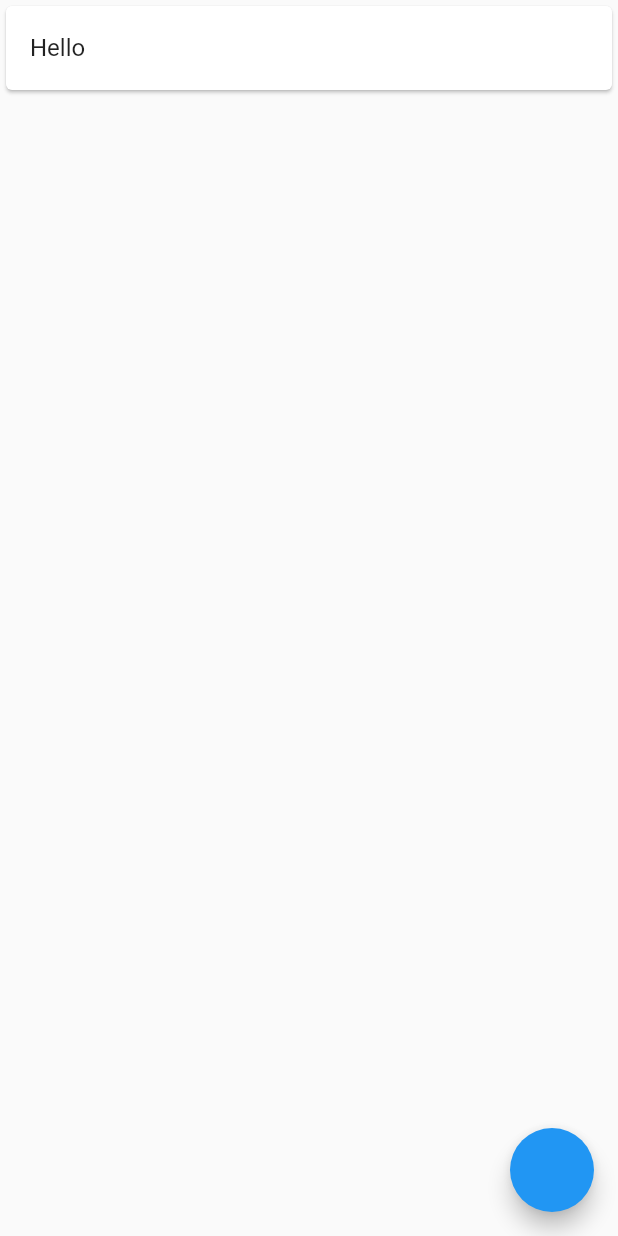
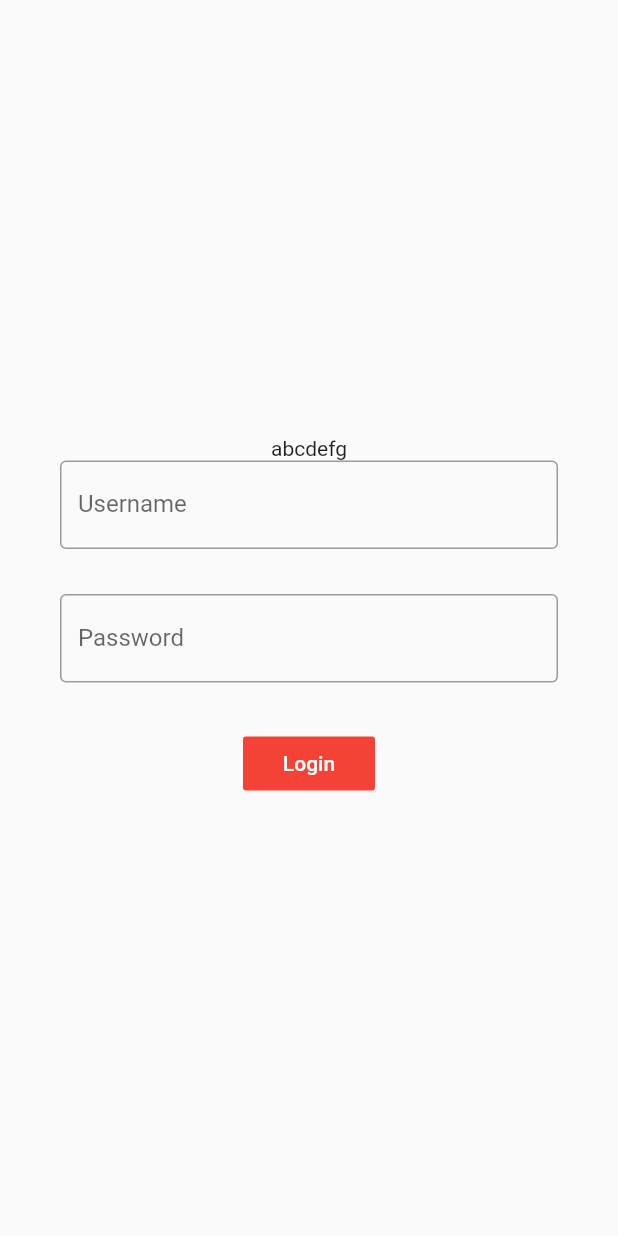
Before and after one commit to Isaac-Tong/open-inventory-management-mobile-flutter, a Flutter app: the screen it shows after launch, on a phone screen of 412 x 824 dp. Run offline on Flutter 3.47's test engine with Material 2 defaults, Android fonts, the phone set to English and light mode, and no system bars.

Commit message:
minimum viable product login screen UI done

```diff
--- /dev/null
+++ b/lib/Login_Screen/login_screen.dart
@@ -0,0 +1,66 @@
+import 'package:flutter/material.dart';
+
+class LoginScreen extends StatefulWidget {
+  @override
+  _LoginScreenState createState() => _LoginScreenState();
+}
+
+class _LoginScreenState extends State<LoginScreen> {
+  String username = 'a';
+  String password = 'b';
+  String testText = 'abcdefg';
+  @override
+  Widget build(BuildContext context) {
+    return Scaffold(
+      body: SafeArea(
+        child: Container(
+          child: Padding(
+            padding: EdgeInsets.fromLTRB(40, 0, 40, 0),
+            child: Column(
+              mainAxisAlignment: MainAxisAlignment.center,
+              children: <Widget>[
+                Text(
+                  testText,
+                ),
+                TextField(
+                  onChanged: (String value){
+                    username = value;
+                    setState(() {
+                      testText = username;
+                    });
+                  },
+                  decoration: InputDecoration(
+                    border: OutlineInputBorder(),
+                    labelText: 'Username'
+                  ),
+                ),
+                SizedBox(
+                  height: 30
+                ),
+                TextField(
+                  obscureText: true,
+                  decoration: InputDecoration(
+                      border: OutlineInputBorder(),
+                      labelText: 'Password'
+                  ),
+                ),
+                SizedBox(
+                    height: 30
+                ),
+                FlatButton(
+                  color: Colors.red,
+                  textColor: Colors.white,
+                  onPressed: (){
+                  },
+                  child: Text(
+                    'Login'
+                  ),
+                ),
+              ],
+            ),
+          ),
+        ),
+      ),
+    );
+  }
+}
--- a/lib/main.dart
+++ b/lib/main.dart
@@ -1,4 +1,5 @@
 import 'package:flutter/material.dart';
+import 'package:openinventorymanagement/Login_Screen/login_screen.dart';
 import 'inventory.dart';
 
 void main() {
@@ -11,7 +12,7 @@ class MyApp extends StatelessWidget {
   Widget build(BuildContext context) {
     return MaterialApp(
       title: 'Flutter Demo',
-      home: Inventory()
+      home: LoginScreen()
     );
   }
 }
```
